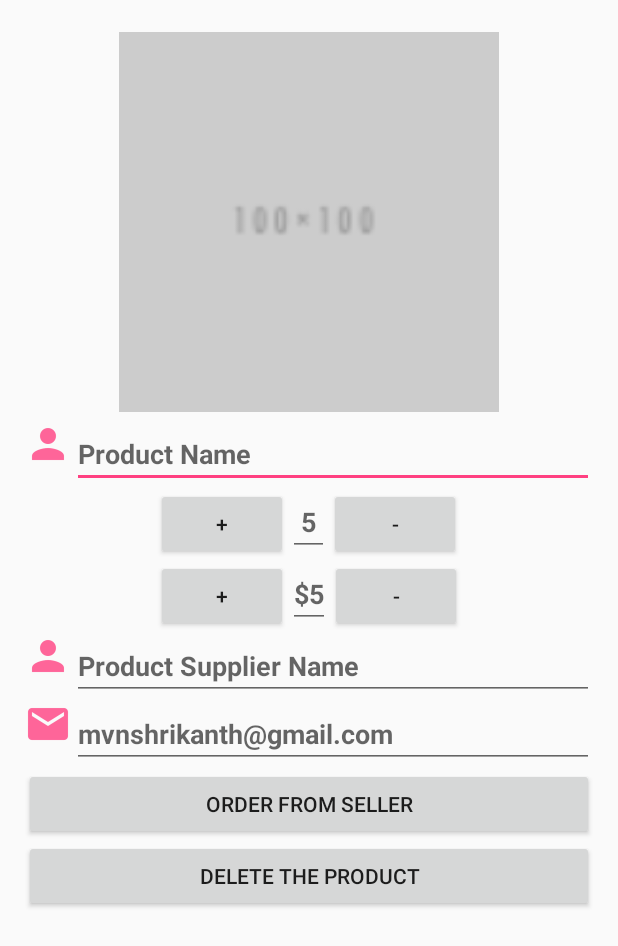
After one commit to mvnshrikanth/ShopInventory, an Android app: the layout activity_detail.xml on its own in the app's theme, with its tools: preview values and no code run, on a phone screen of 412 x 824 dp. The commit adds this screen. Shown: the top 946 px of the screen. Run offline under Robolectric (Android 15) with nearby library versions, the phone set to English and light mode, and no system bars.

Commit message:
layouts in progress ...

```diff
--- /dev/null
+++ b/app/src/main/java/com/example/kaka/shopinventory/DetailActivity.java
@@ -0,0 +1,8 @@
+package com.example.kaka.shopinventory;
+
+/**
+ * Created by Kaka on 2/19/2017.
+ */
+
+public class DetailActivity {
+}
--- /dev/null
+++ b/app/src/main/res/layout/activity_detail.xml
@@ -0,0 +1,156 @@
+<?xml version="1.0" encoding="utf-8"?>
+<LinearLayout xmlns:android="http://schemas.android.com/apk/res/android"
+    xmlns:tools="http://schemas.android.com/tools"
+    android:layout_width="match_parent"
+    android:layout_height="match_parent"
+    android:orientation="vertical"
+    android:paddingBottom="@dimen/activity_vertical_margin"
+    android:paddingLeft="@dimen/activity_horizontal_margin"
+    android:paddingRight="@dimen/activity_horizontal_margin"
+    android:paddingTop="@dimen/activity_vertical_margin"
+    tools:context=".DetailActivity">
+
+    <ImageView
+        android:id="@+id/image_view_edit_product"
+        android:layout_width="match_parent"
+        android:layout_height="0dp"
+        android:layout_gravity="center"
+        android:layout_weight="1"
+        android:contentDescription="@string/image_desc"
+        android:padding="5dp"
+        android:src="@drawable/no_image_100x100" />
+
+    <LinearLayout
+        android:layout_width="match_parent"
+        android:layout_height="0dp"
+        android:layout_weight="2"
+        android:orientation="vertical">
+
+        <LinearLayout
+            android:layout_width="match_parent"
+            android:layout_height="wrap_content">
+
+            <ImageView
+                android:layout_width="wrap_content"
+                android:layout_height="wrap_content"
+                android:src="@drawable/ic_name" />
+
+            <EditText
+                android:id="@+id/edit_view_product_name"
+                android:layout_width="match_parent"
+                android:layout_height="wrap_content"
+                android:hint="Product Name"
+                android:inputType="textCapWords"
+                android:textStyle="bold" />
+        </LinearLayout>
+
+        <LinearLayout
+            android:layout_width="wrap_content"
+            android:layout_height="wrap_content"
+            android:layout_gravity="center"
+            android:orientation="horizontal">
+
+            <Button
+                android:id="@+id/btn_view_add_qty"
+                android:layout_width="0dp"
+                android:layout_height="wrap_content"
+                android:layout_weight="1"
+                android:text="+" />
+
+            <EditText
+                android:id="@+id/edit_view_product_qty"
+                android:layout_width="0dp"
+                android:layout_height="wrap_content"
+                android:layout_weight="3"
+                android:gravity="center"
+                android:hint=" 5 "
+                android:textStyle="bold" />
+
+            <Button
+                android:id="@+id/btn_view_sub_qty"
+                android:layout_width="0dp"
+                android:layout_height="wrap_content"
+                android:layout_weight="1"
+                android:text="-" />
+        </LinearLayout>
+
+        <LinearLayout
+            android:layout_width="wrap_content"
+            android:layout_height="wrap_content"
+            android:layout_gravity="center"
+            android:orientation="horizontal">
+
+            <Button
+                android:id="@+id/btn_view_add_price"
+                android:layout_width="0dp"
+                android:layout_height="wrap_content"
+                android:layout_weight="1"
+                android:text="+" />
+
+            <EditText
+                android:id="@+id/edit_view_product_price"
+                android:layout_width="0dp"
+                android:layout_height="wrap_content"
+                android:layout_weight="3"
+                android:gravity="center"
+                android:hint="$5"
+                android:textStyle="bold" />
+
+            <Button
+                android:id="@+id/btn_view_sub_price"
+                android:layout_width="0dp"
+                android:layout_height="wrap_content"
+                android:layout_weight="1"
+                android:text="-" />
+        </LinearLayout>
+
+        <LinearLayout
+            android:layout_width="match_parent"
+            android:layout_height="wrap_content">
+
+            <ImageView
+                android:layout_width="wrap_content"
+                android:layout_height="wrap_content"
+                android:src="@drawable/ic_name" />
+
+            <EditText
+                android:id="@+id/edit_view_product_suplr_name"
+                android:layout_width="match_parent"
+                android:layout_height="wrap_content"
+                android:hint="Product Supplier Name"
+                android:inputType="textCapWords"
+                android:textStyle="bold" />
+        </LinearLayout>
+
+        <LinearLayout
+            android:layout_width="match_parent"
+            android:layout_height="wrap_content"
+            android:orientation="horizontal">
+
+            <ImageView
+                android:layout_width="wrap_content"
+                android:layout_height="wrap_content"
+                android:src="@drawable/ic_email" />
+
+            <EditText
+                android:id="@+id/edit_view_product_suplr_email"
+                android:layout_width="match_parent"
+                android:layout_height="wrap_content"
+                android:hint="mvnshrikanth@gmail.com"
+                android:inputType="textEmailAddress"
+                android:textStyle="bold" />
+        </LinearLayout>
+
+        <Button
+            android:id="@+id/btn_view_ordr_frm_selr"
+            android:layout_width="match_parent"
+            android:layout_height="wrap_content"
+            android:text="Order from seller" />
+
+        <Button
+            android:id="@+id/btn_view_dlt_prd"
+            android:layout_width="match_parent"
+            android:layout_height="wrap_content"
+            android:text="Delete the product" />
+    </LinearLayout>
+</LinearLayout>
--- a/app/src/main/res/layout/activity_main.xml
+++ b/app/src/main/res/layout/activity_main.xml
@@ -8,10 +8,10 @@
     android:paddingLeft="@dimen/activity_horizontal_margin"
     android:paddingRight="@dimen/activity_horizontal_margin"
     android:paddingTop="@dimen/activity_vertical_margin"
-    tools:context="com.example.kaka.shopinventory.MainActivity">
+    tools:context=".MainActivity">
 
     <ListView
-        android:id="@+id/list"
+        android:id="@+id/product_list"
         android:layout_width="match_parent"
         android:layout_height="match_parent" />
 
@@ -60,5 +60,5 @@
         android:layout_alignParentBottom="true"
         android:layout_alignParentRight="true"
         android:layout_margin="@dimen/fab_margin"
-        android:src="@drawable/ic_action_name" />
+        android:src="@drawable/ic_fab" />
 </RelativeLayout>
--- a/app/src/main/res/values/strings.xml
+++ b/app/src/main/res/values/strings.xml
@@ -1,9 +1,6 @@
 <resources>
     <string name="app_name">Shop Inventory</string>
     <string name="image_desc">Product Image</string>
-    <!-- Title text for the empty view, which describes the empty dog house image [CHAR LIMIT=50] -->
     <string name="empty_view_title_text">It\'s a bit lonely here...</string>
-
-    <!-- Subtitle text for the empty view that prompts the user to add a pet [CHAR LIMIT=50] -->
     <string name="empty_view_subtitle_text">Get started by adding a product</string>
 </resources>
```
Also changed, not shown: app/src/main/res/drawable-hdpi/ic_action_name.png (deleted), app/src/main/res/drawable-hdpi/ic_email.png (added), app/src/main/res/drawable-hdpi/ic_fab.png (added), app/src/main/res/drawable-hdpi/ic_name.png (added), app/src/main/res/drawable-mdpi/ic_action_name.png (deleted), app/src/main/res/drawable-mdpi/ic_email.png (added), app/src/main/res/drawable-mdpi/ic_fab.png (added), app/src/main/res/drawable-mdpi/ic_name.png (added), app/src/main/res/drawable-xhdpi/ic_action_name.png (deleted), app/src/main/res/drawable-xhdpi/ic_email.png (added), app/src/main/res/drawable-xhdpi/ic_fab.png (added), app/src/main/res/drawable-xhdpi/ic_name.png (added), app/src/main/res/drawable-xxhdpi/ic_action_name.png (deleted), app/src/main/res/drawable-xxhdpi/ic_email.png (added), 2 more files.
